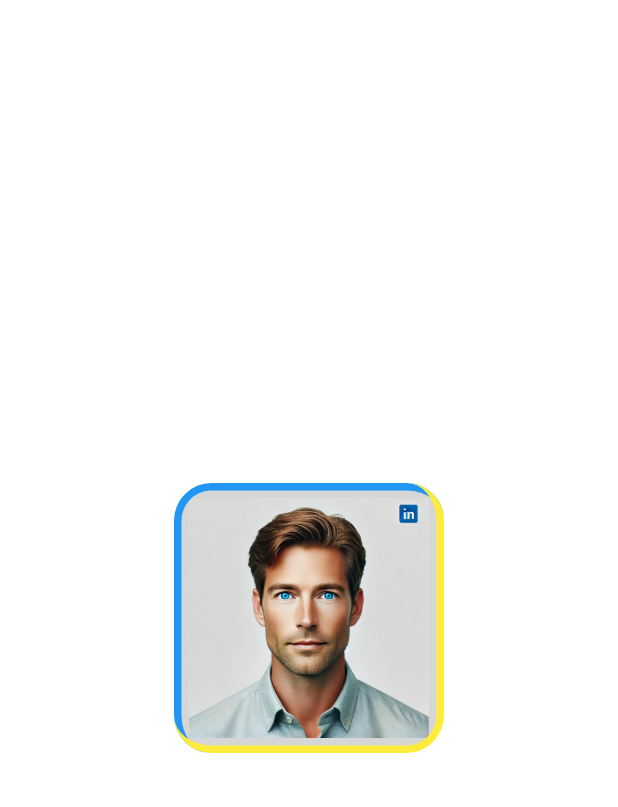
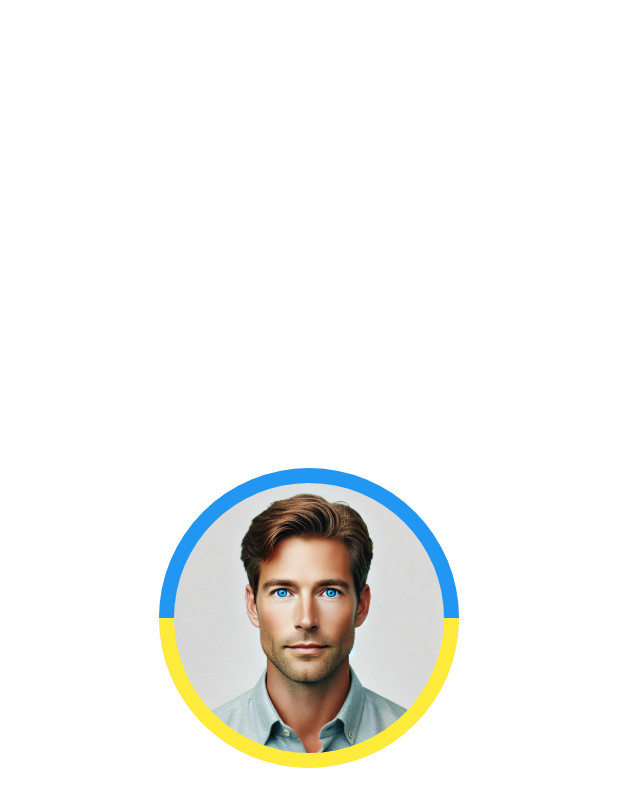
Before and after one commit to Spartakm67/flutter_home_work7, a Flutter app: the screen it shows after launch, on a phone screen of 412 x 824 dp. Shown: the top 807 px of the screen. Run offline on Flutter 3.47's test engine with Material 3 defaults, Android fonts, the phone set to English and light mode, and no system bars.

Commit message:
avatar_assets_container.dart added

```diff
--- a/lib/main.dart
+++ b/lib/main.dart
@@ -14,7 +14,7 @@
       debugShowCheckedModeBanner: false,
       home: const ProfilePage(),
       theme: ThemeData(
-        primarySwatch: Colors.grey,
+        primarySwatch: Colors.blue,
       ),
     );
   }
--- a/lib/screens/profile_page.dart
+++ b/lib/screens/profile_page.dart
@@ -1,5 +1,6 @@
 import 'package:flutter/material.dart';
-import 'package:flutter_home_work7/widgets/avatar_assets_container.dart';
+import 'package:flutter_home_work7/widgets/profile_header.dart';
+
 
  class ProfilePage extends StatefulWidget {
    const ProfilePage({super.key});
@@ -11,7 +12,7 @@
  class _ProfilePageState extends State<ProfilePage> {
    @override
    Widget build(BuildContext context) {
-     return const ImageAssetsContainer();
+     return const ProfileHeader();
    }
  }
 
--- a/lib/widgets/avatar_assets_container.dart
+++ b/lib/widgets/avatar_assets_container.dart
@@ -7,43 +7,37 @@
   @override
   Widget build(BuildContext context) {
     return Center(
-      child: Stack(
-        children: [
-          Container(
-            padding: const EdgeInsets.all(10),
-            decoration: BoxDecoration(
-              color: Colors.grey[350],
-              borderRadius: BorderRadius.circular(30),
-            ),
-            child: Image.asset(
-              'assets/images/image_avatar.jpg',
-              height: 160,
-              width: 160,
-            ),
-          ),
-          Positioned.fill(
-            child: Container(
-              decoration: BoxDecoration(
-                borderRadius: BorderRadius.circular(25),
-                border: Border(
-                  top: BorderSide(color: Colors.blue, width: 5.0),
-                  left: BorderSide(color: Colors.blue, width: 5.0),
+      child: CircleAvatar(
+        radius: 100,
+        child: Stack(
+          alignment: Alignment.center,
+          children: [
+           Container(
+              width: 200,
+              height: 200,
+              decoration: const BoxDecoration(
+                shape: BoxShape.circle,
+                gradient: SweepGradient(
+                  colors: [
+                    Colors.yellow,
+                    Colors.yellow,
+                    Colors.blue,
+                    Colors.blue,
+                  ],
+                  stops: [0.0, 0.5, 0.5, 1.0],
                 ),
               ),
             ),
-          ),
-          Positioned.fill(
-            child: Container(
-              decoration: BoxDecoration(
-                borderRadius: BorderRadius.circular(25),
-                border: Border(
-                  right: BorderSide(color: Colors.yellow, width: 5.0),
-                  bottom: BorderSide(color: Colors.yellow, width: 5.0),
-                ),
+           ClipOval(
+              child: Image.asset(
+                'assets/images/image_avatar.jpg',
+                height: 180,
+                width: 180,
+                fit: BoxFit.cover,
               ),
             ),
-          ),
-        ],
+          ],
+        ),
       ),
     );
   }
--- a/lib/widgets/profile_header.dart
+++ b/lib/widgets/profile_header.dart
@@ -1,4 +1,5 @@
 import 'package:flutter/material.dart';
+import 'package:flutter_home_work7/widgets/avatar_assets_container.dart';
 
 class ProfileHeader extends StatefulWidget {
   const ProfileHeader({super.key});
@@ -10,6 +11,6 @@
 class _ProfileHeaderState extends State<ProfileHeader> {
   @override
   Widget build(BuildContext context) {
-    return const Placeholder();
+    return const ImageAssetsContainer();
   }
 }
```
